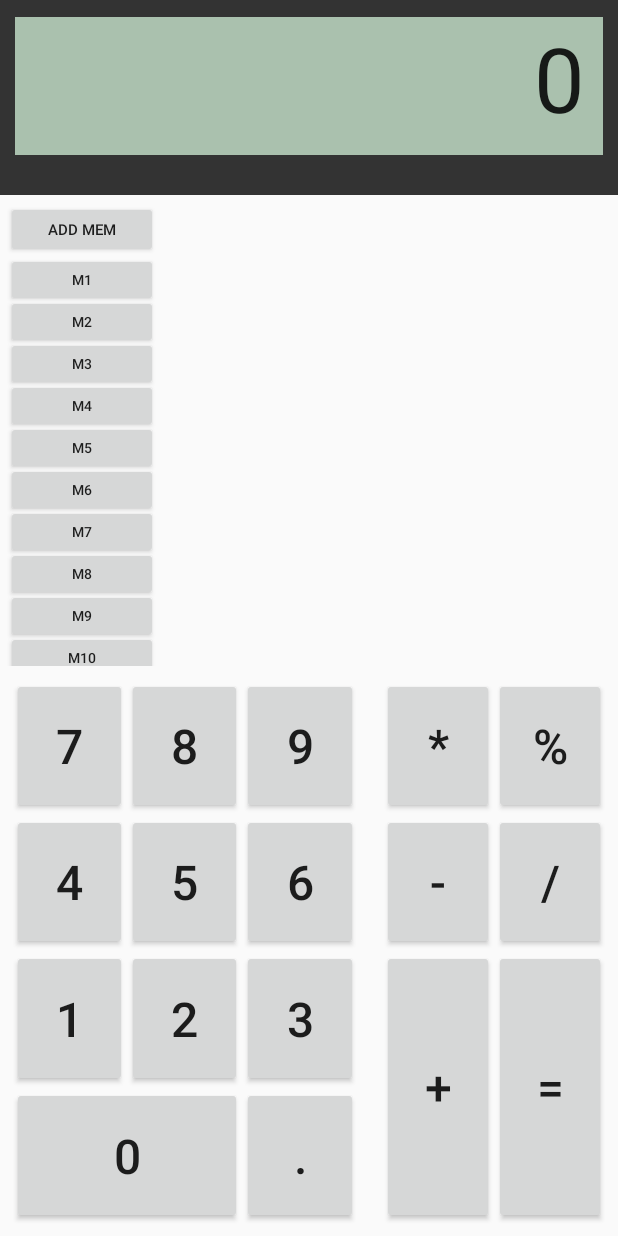
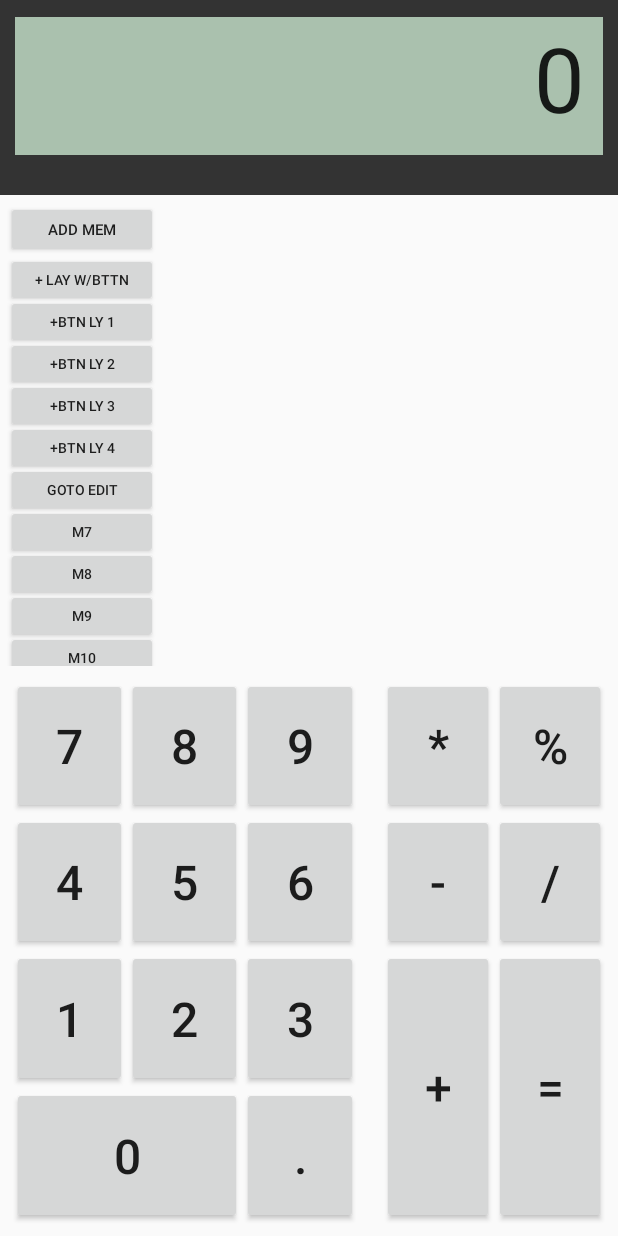
Before and after one commit to fmtoro/ProgrammableCalculator, an Android app: the screen it shows after launch (MainActivity), on a phone screen of 412 x 824 dp. Run offline under Robolectric (Android 15) with nearby library versions, the phone set to English and light mode, and no system bars.

Commit message:
After much work
User buttons can be added and layouts can be added as well.

There is a bug wheb adding a new layout. It will save it to the db, but initially fails.

the ubPosInLayout currently gets it's value from button's Id. However this should change so that buttons are contiguos within a layout.

```diff
--- a/app/src/main/java/Model/CalcH.java
+++ b/app/src/main/java/Model/CalcH.java
@@ -3,6 +3,8 @@
  */
 
 package Model;
+
+
 
 import android.content.Context;
 import android.database.sqlite.SQLiteDatabase;
@@ -15,20 +17,38 @@ import android.database.sqlite.SQLiteOpenHelper;
  */
 public class CalcH extends SQLiteOpenHelper {
 
-    static  final   String      DB_Name     =   "ftProgCalc.db";
+    static  final   String      DB_Name     =   "ftPgCalc.db";
     static  final   int         DB_V        =   1;
 
     static  final   String      TABLE_N     =   "calc";
 
-    static  final   String      cId         =   "Id";
+    static  final   String      Id         =   "Id";
     static  final   String      cName       =   "cName";
+    static  final   String      cBackgroundImage       =   "cBackgroundImage";
+    static  final   String      cDisplayColor       =   "cDisplayColor";
+    static  final   String      cDisplayTextColor       =   "cDisplayTextColor";
+    static  final   String      cDisplayTextSize       =   "cDisplayTextSize";
+    static  final   String      cBasicBtnsColor       =   "cBasicBtnsColor";
+    static  final   String      cBasicBtnsTextColor       =   "cBasicBtnsTextColor";
+    static  final   String      cBasicBtnsTextSize       =   "cBasicBtnsTextSize";
+    static  final   String      cBasicBtnsMargines       =   "cBasicBtnsMargines";
+    static  final   String      cBasicBtnsPadding       =   "cBasicBtnsPadding";
 
     // Creations
     static  final   String      CREATE_TABLE =
             "CREATE TABLE " + TABLE_N + " (" +
-                    cId + " INTEGER PRIMARY KEY AUTOINCREMENT, " +
-                    cName +  " TEXT " +
-    ")";
+                    Id + " INTEGER PRIMARY KEY AUTOINCREMENT, " +
+                    cName +  " TEXT , " +
+                    cBackgroundImage +  " TEXT , " +
+                    cDisplayColor +  " INTEGER , " +
+                    cDisplayTextColor +  " INTEGER , " +
+                    cDisplayTextSize +  " INTEGER , " +
+                    cBasicBtnsColor +  " INTEGER , " +
+                    cBasicBtnsTextColor +  " INTEGER , " +
+                    cBasicBtnsTextSize +  " INTEGER , " +
+                    cBasicBtnsMargines +  " INTEGER , " +
+                    cBasicBtnsPadding +  " INTEGER,  " +
+                    ")";
 
 
     public CalcH(Context context) {
@@ -39,7 +59,7 @@ public class CalcH extends SQLiteOpenHelper {
     public void onCreate(SQLiteDatabase db) {
 
         db.execSQL(CREATE_TABLE);
-
+        //Log internal (LOGTAG, TABLE_N + "  Created");
 
     }
 
@@ -49,7 +69,7 @@ public class CalcH extends SQLiteOpenHelper {
         db.execSQL("drop table if exists " + TABLE_N);
 
 
-        //Log.i(LOGTAG, TABLE_N + "  Droped");
+        //Log internal(LOGTAG, TABLE_N + "  Droped");
         onCreate(db);
     }
 
--- a/app/src/main/java/Model/cBtnH.java
+++ b/app/src/main/java/Model/cBtnH.java
@@ -17,15 +17,15 @@ import android.database.sqlite.SQLiteOpenHelper;
  */
 public class cBtnH extends SQLiteOpenHelper {
 
-    static  final   String      DB_Name     =   "ftProgCalc.db";
-    static  final   int         DB_V        =   3;
+    static  final   String      DB_Name     =   "ftPgCalc.db";
+    static  final   int         DB_V        =   1;
 
     static  final   String      TABLE_N     =   "cbtn";
 
     static  final   String      Id         =   "Id";
     static  final   String      cName       =   "cName";
     static  final   String      pName       =   "pName";
-    static  final   String      lName       =   "lName";
+    static  final   String      lId       =   "lId";
     static  final   String      bName       =   "bName";
     static  final   String      ubColor       =   "ubColor";
     static  final   String      ubTextColor       =   "ubTextColor";
@@ -39,6 +39,8 @@ public class cBtnH extends SQLiteOpenHelper {
     static  final   String      ubBackgroundImage       =   "ubBackgroundImage";
     static  final   String      ubTextVisible       =   "ubTextVisible";
     static  final   String      ubRelativeW       =   "ubRelativeW";
+    static  final   String      ubBelongToLayout       =   "ubBelongToLayout";
+    static  final   String      ubPosInLayout       =   "ubPosInLayout";
 
     // Creations
     static  final   String      CREATE_TABLE =
@@ -46,7 +48,7 @@ public class cBtnH extends SQLiteOpenHelper {
                     Id + " INTEGER PRIMARY KEY AUTOINCREMENT, " +
                     cName +  " TEXT , " +
                     pName +  " TEXT , " +
-                    lName +  " TEXT , " +
+                    lId +  " INTEGER , " +
                     bName +  " TEXT , " +
                     ubColor +  " TEXT , " +
                     ubTextColor +  " TEXT , " +
@@ -54,12 +56,14 @@ public class cBtnH extends SQLiteOpenHelper {
                     ubCode +  " TEXT , " +
                     ubCodeDescription +  " TEXT , " +
                     ubAuthor +  " TEXT,  " +
-                    ubActive +  " TEXT , " +
-                    ubVisible +  " TEXT , " +
-                    ubLocked +  " TEXT , " +
+                    ubActive +  " INTEGER , " +
+                    ubVisible +  " INTEGER , " +
+                    ubLocked +  " INTEGER , " +
                     ubBackgroundImage +  " TEXT , " +
-                    ubTextVisible +  " TEXT , " +
-                    ubRelativeW +  " TEXT " +
+                    ubTextVisible +  " INTEGER , " +
+                    ubRelativeW +  " REAL , " +
+                    ubBelongToLayout +  " INTEGER , " +
+                    ubPosInLayout +  " INTEGER " +
             ")";
 
 
--- a/app/src/main/java/Model/cLayoutH.java
+++ b/app/src/main/java/Model/cLayoutH.java
@@ -17,8 +17,8 @@ import android.database.sqlite.SQLiteOpenHelper;
  */
 public class cLayoutH extends SQLiteOpenHelper {
 
-    static  final   String      DB_Name     =   "ftProgCalc.db";
-    static  final   int         DB_V        =   3;
+    static  final   String      DB_Name     =   "ftPgCalc.db";
+    static  final   int         DB_V        =   1;
 
     static  final   String      TABLE_N     =   "clayout";
 
@@ -35,7 +35,7 @@ public class cLayoutH extends SQLiteOpenHelper {
                     cName +  " TEXT , " +
                     pName +  " TEXT , " +
                     lName +  " TEXT , " +
-                    lRelativeH +  " INTEGER " +
+                    lRelativeH +  " REAL " +
                     ")";
 
 
--- a/app/src/main/java/com/ftpha/programmablecalculator/ftG.java
+++ b/app/src/main/java/com/ftpha/programmablecalculator/ftG.java
@@ -43,6 +43,13 @@ public class ftG {
     public static Calc clc;
     public static CalcH clcH;
 
+    public static int makeBtnId(long lid, long id){
+
+        int a = (100*((int)lid + 3) + ((int)id + 1));
+
+        return a;
+
+    }
 
     public static void appendDisplay(MainActivity a,String strToAppend){
         display += strToAppend;
--- a/app/src/main/res/layout/activity_main.xml
+++ b/app/src/main/res/layout/activity_main.xml
@@ -71,7 +71,9 @@
                     android:layout_width="match_parent"
                     android:layout_height="38dp"
                     android:text="Add Mem"
-                    android:textSize="10sp"/>
+                    android:textSize="10sp"
+                    android:onClick="addMem"
+                    />
 
                     <ScrollView
                         android:layout_width="match_parent"
@@ -81,42 +83,48 @@
                     <Button
                     android:layout_width="match_parent"
                     android:layout_height="36dp"
-                    android:text="M1"
+                    android:text="+ Lay w/bttn"
                     android:textSize="9sp"
                     android:layout_marginTop="-3dp"
-                    android:layout_marginBottom="-4dp"/>
+                    android:layout_marginBottom="-4dp"
+                    android:onClick="onAddLayout"
+                        />
                 <Button
                     android:layout_width="match_parent"
                     android:layout_height="36dp"
-                    android:text="M2"
+                    android:text="+Btn Ly 1"
                     android:textSize="9sp"
                     android:layout_marginTop="-4dp"
-                    android:layout_marginBottom="-4dp"/>
+                    android:layout_marginBottom="-4dp"
+                    android:onClick="onAddB1"/>
                 <Button
                     android:layout_width="match_parent"
                     android:layout_height="36dp"
-                    android:text="M3"
+                    android:text="+Btn Ly 2"
                     android:textSize="9sp"
                     android:layout_marginTop="-4dp"
-                    android:layout_marginBottom="-4dp"/>
+                    android:layout_marginBottom="-4dp"
+                    android:onClick="onAddB2"/>
                 <Button
                     android:layout_width="match_parent"
                     android:layout_height="36dp"
-                    android:text="M4"
+                    android:text="+Btn Ly 3"
                     android:textSize="9sp"
                     android:layout_marginTop="-4dp"
-                    android:layout_marginBottom="-4dp"/>
+                    android:layout_marginBottom="-4dp"
+                    android:onClick="onAddB3"/>
                 <Button
                     android:layout_width="match_parent"
                     android:layout_height="36dp"
-                    android:text="M5"
+                    android:text="+Btn Ly 4"
                     android:textSize="9sp"
                     android:layout_marginTop="-4dp"
-                    android:layout_marginBottom="-4dp"/>
+                    android:layout_marginBottom="-4dp"
+                    android:onClick="onAddB4"/>
                 <Button
                     android:layout_width="match_parent"
                     android:layout_height="36dp"
-                    android:text="M6"
+                    android:text="Goto edit"
                     android:textSize="9sp"
                     android:layout_marginTop="-4dp"
                     android:layout_marginBottom="-4dp"/>
```
Also changed, not shown: app/src/main/java/Model/Calc.java (+86 -73 lines), app/src/main/java/Model/cBtn.java (+193 -40 lines), app/src/main/java/Model/cLayout.java (+44 -9 lines), app/src/main/java/Model/cMem.java (added, +31 -0 lines), app/src/main/java/Model/cMemH.java (added, +13 -0 lines), app/src/main/java/com/ftpha/programmablecalculator/MainActivity.java (+127 -20 lines).
